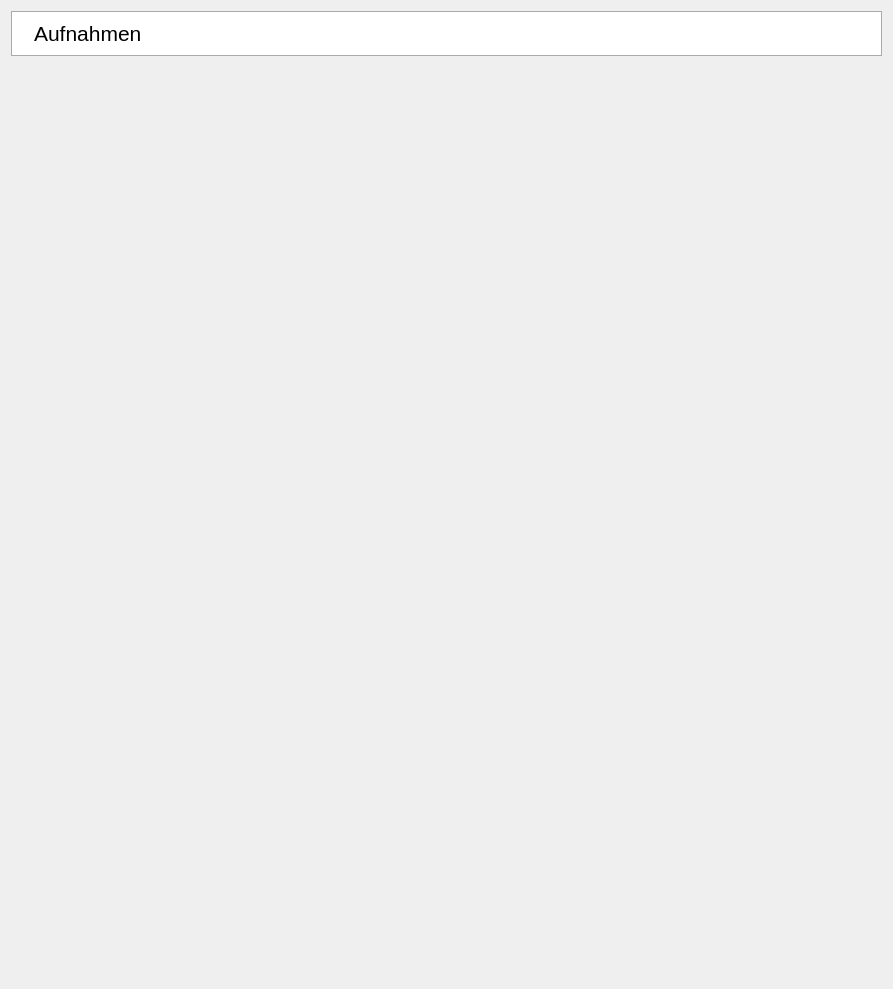
Qt form QtMediaViewer/Interface/MediaViewer.ui (ddhb1989/PyQt-Widgets) before a commit.
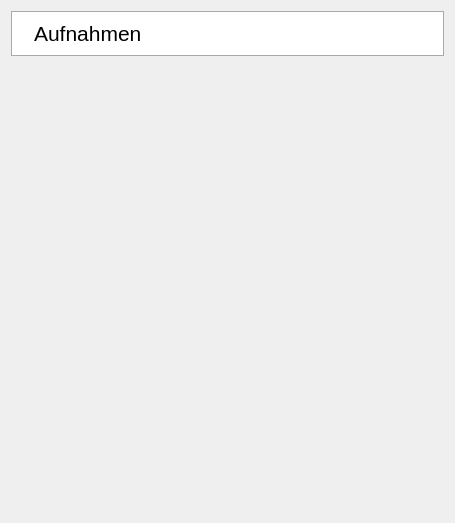
The same form after that commit. Icons and pictures are not drawn.

```diff
--- a/QtMediaViewer/Interface/MediaViewer.ui
+++ b/QtMediaViewer/Interface/MediaViewer.ui
@@ -6,10 +6,16 @@
    <rect>
     <x>0</x>
     <y>0</y>
-    <width>893</width>
-    <height>989</height>
+    <width>455</width>
+    <height>523</height>
    </rect>
   </property>
+  <property name="sizePolicy">
+   <sizepolicy hsizetype="Preferred" vsizetype="Preferred">
+    <horstretch>0</horstretch>
+    <verstretch>0</verstretch>
+   </sizepolicy>
+  </property>
   <property name="focusPolicy">
    <enum>Qt::StrongFocus</enum>
   </property>
@@ -89,12 +95,46 @@
     </widget>
    </item>
    <item>
+    <widget class="QStackedWidget" name="UI_StackedWidget">
+     <widget class="QWidget" name="UI_MediaViewer">
+      <layout class="QGridLayout" name="gridLayout">
+       <property name="leftMargin">
+        <number>0</number>
+       </property>
+       <property name="topMargin">
+        <number>0</number>
+       </property>
+       <property name="rightMargin">
+        <number>0</number>
+       </property>
+       <property name="bottomMargin">
+        <number>0</number>
+       </property>
+       <property name="spacing">
+        <number>0</number>
+       </property>
+       <item row="0" column="0">
     <widget class="QScrollArea" name="scrollArea">
+         <property name="sizePolicy">
+          <sizepolicy hsizetype="Expanding" vsizetype="Expanding">
+           <horstretch>0</horstretch>
+           <verstretch>0</verstretch>
+          </sizepolicy>
+         </property>
+         <property name="minimumSize">
+          <size>
+           <width>0</width>
+           <height>0</height>
+          </size>
+         </property>
      <property name="styleSheet">
       <string notr="true">border: 0px;
 background: transparent;
 </string>
      </property>
+         <property name="sizeAdjustPolicy">
+          <enum>QAbstractScrollArea::AdjustIgnored</enum>
+         </property>
      <property name="widgetResizable">
       <bool>true</bool>
      </property>
@@ -106,29 +146,65 @@
        <rect>
         <x>0</x>
         <y>0</y>
-        <width>875</width>
-        <height>913</height>
-       </rect>
-      </property>
+            <width>437</width>
+            <height>447</height>
+           </rect>
+          </property>
+          <property name="sizePolicy">
+           <sizepolicy hsizetype="Preferred" vsizetype="Expanding">
+            <horstretch>0</horstretch>
+            <verstretch>0</verstretch>
+           </sizepolicy>
+          </property>
+          <property name="autoFillBackground">
+           <bool>false</bool>
+          </property>
       <property name="styleSheet">
        <string notr="true">QPushButton::hover {
 background: #7badc1
 } 
 QPushButton { border: 1px solid#A2a2a2; background: #FFFFFF; color: #1a82b1;font-size:14pt; font-family: voestalpine; padding:10px 10px; text-align:left;}</string>
       </property>
-      <layout class="QVBoxLayout" name="Contents_Layout">
+          <layout class="QVBoxLayout" name="Contents_Layout" stretch="">
        <property name="spacing">
         <number>0</number>
        </property>
        <property name="leftMargin">
         <number>0</number>
        </property>
+           <property name="topMargin">
+            <number>0</number>
+           </property>
        <property name="rightMargin">
         <number>0</number>
        </property>
        <property name="bottomMargin">
         <number>0</number>
        </property>
+          </layout>
+         </widget>
+        </widget>
+       </item>
+      </layout>
+     </widget>
+     <widget class="QWidget" name="UI_Page_Loading">
+      <layout class="QGridLayout" name="gridLayout_2">
+       <item row="0" column="0">
+        <widget class="QLabel" name="UI_ImageLoading">
+         <property name="text">
+          <string/>
+         </property>
+         <property name="pixmap">
+          <pixmap>../Images/Loading.png</pixmap>
+         </property>
+         <property name="scaledContents">
+          <bool>false</bool>
+         </property>
+         <property name="alignment">
+          <set>Qt::AlignCenter</set>
+         </property>
+        </widget>
+       </item>
       </layout>
      </widget>
     </widget>
```
Lines whose indentation alone changed are shown as unchanged.
